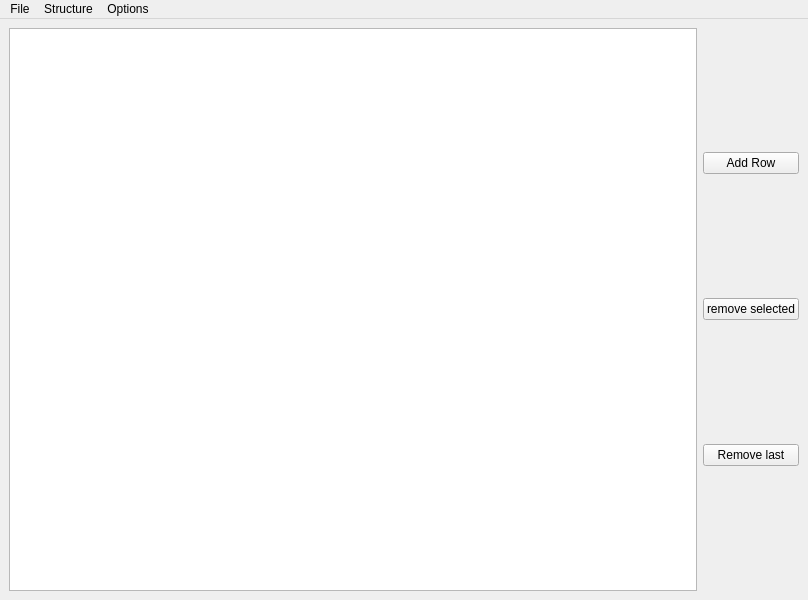
First picture: the form in demo.ui, repository mendoza/hotcake, before the edit.
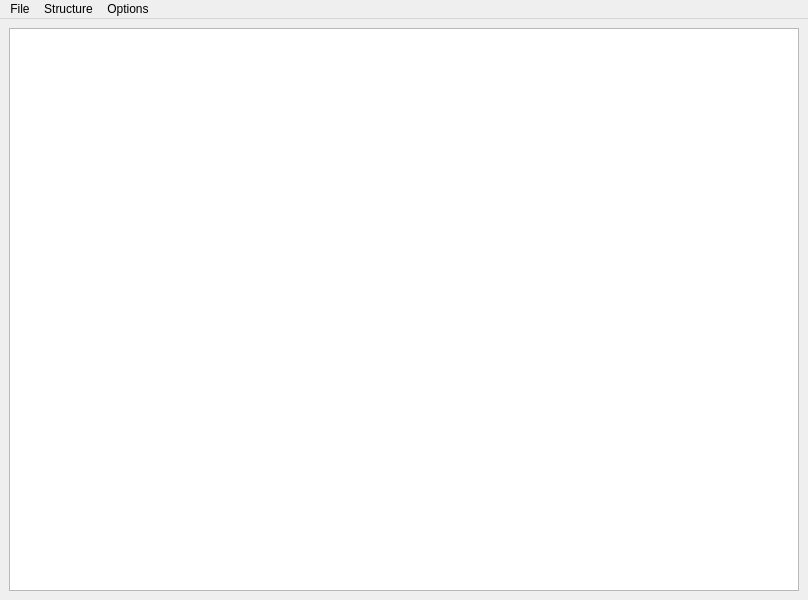
Second picture: the form after the edit. Icons and pictures are not drawn.

Patch:
```diff
--- a/demo.ui
+++ b/demo.ui
@@ -26,34 +26,6 @@
       </item>
      </layout>
     </item>
-    <item row="0" column="1">
-     <layout class="QVBoxLayout" name="verticalLayout">
-      <property name="spacing">
-       <number>0</number>
-      </property>
-      <item>
-       <widget class="QPushButton" name="pushButton_add">
-        <property name="text">
-         <string>Add Row</string>
-        </property>
-       </widget>
-      </item>
-      <item>
-       <widget class="QPushButton" name="pushButton_selected">
-        <property name="text">
-         <string>remove selected</string>
-        </property>
-       </widget>
-      </item>
-      <item>
-       <widget class="QPushButton" name="pushButton_remove">
-        <property name="text">
-         <string>Remove last</string>
-        </property>
-       </widget>
-      </item>
-     </layout>
-    </item>
    </layout>
   </widget>
   <widget class="QMenuBar" name="menubar">
```
Left out of the diff: 38 changed lines with no effect on the pictures.
